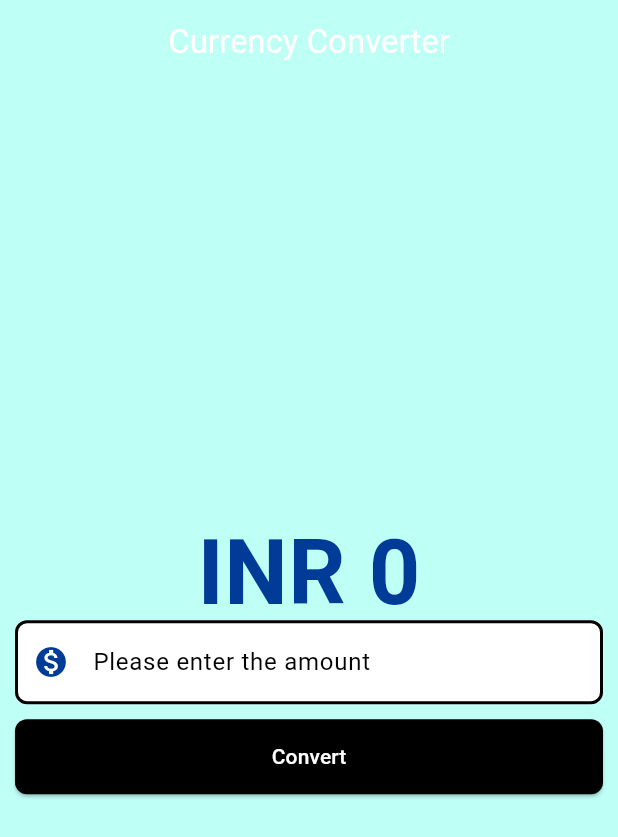
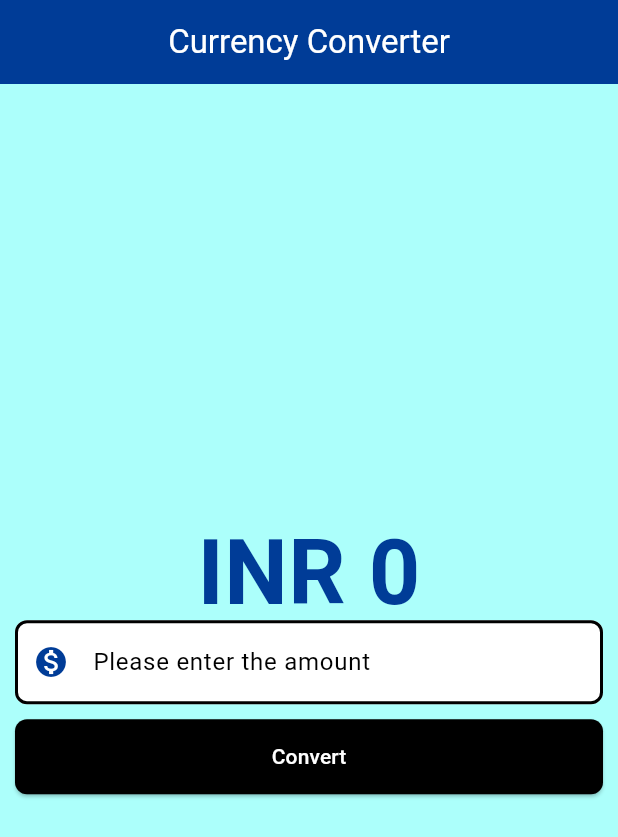
Before and after one commit to Curious-kartik/currency_converter_flutter, a Flutter app: the screen it shows after launch, on a phone screen of 412 x 824 dp. Shown: the top 837 px of the screen. Run offline on Flutter 3.47's test engine with Material 3 defaults, Android fonts, the phone set to English and light mode, and no system bars.

Commit message:
Updated UI color and improved spacing

```diff
--- a/lib/currency_converter_material_design.dart
+++ b/lib/currency_converter_material_design.dart
@@ -32,9 +32,9 @@ class _CurrencyConverterMaterialDesign
     );
 
     return Scaffold(
-      backgroundColor: Color.fromRGBO(190, 255, 246, 1),
+      backgroundColor: Color.fromARGB(255, 172, 255, 251),
       appBar: AppBar(
-        backgroundColor: Color.fromRGBO(190, 255, 246, 1),
+        backgroundColor: Color.fromARGB(255, 0, 60, 151),
         title: const Text(
           'Currency Converter',
           style: TextStyle(color: Colors.white),
```
